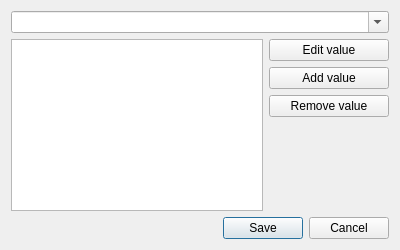
Before: the Qt Designer form ui/edittagdialog.ui in metabrainz/picard, drawn with Qt 5.
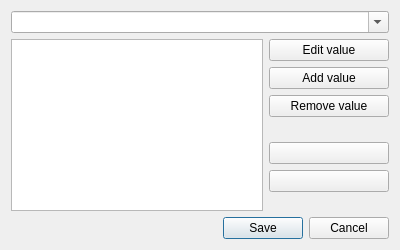
After: the same form once the commit is applied. Icons and pictures are not drawn.

Commit message: PICARD-1684: Allow reordering tag values in tag editor

Patch:
```diff
--- a/ui/edittagdialog.ui
+++ b/ui/edittagdialog.ui
@@ -113,6 +113,54 @@
          </property>
         </widget>
        </item>
+       <item>
+        <spacer name="verticalSpacer_2">
+         <property name="orientation">
+          <enum>Qt::Vertical</enum>
+         </property>
+         <property name="sizeType">
+          <enum>QSizePolicy::Maximum</enum>
+         </property>
+         <property name="sizeHint" stdset="0">
+          <size>
+           <width>20</width>
+           <height>40</height>
+          </size>
+         </property>
+        </spacer>
+       </item>
+       <item>
+        <widget class="QPushButton" name="move_value_up">
+         <property name="toolTip">
+          <string>Move selected value up</string>
+         </property>
+         <property name="accessibleDescription">
+          <string>Move selected value up</string>
+         </property>
+         <property name="text">
+          <string/>
+         </property>
+         <property name="icon">
+          <iconset theme=":/images/16x16/go-up.png"/>
+         </property>
+        </widget>
+       </item>
+       <item>
+        <widget class="QPushButton" name="move_value_down">
+         <property name="toolTip">
+          <string>Move selected value down</string>
+         </property>
+         <property name="accessibleDescription">
+          <string>Move selected value down</string>
+         </property>
+         <property name="text">
+          <string/>
+         </property>
+         <property name="icon">
+          <iconset theme=":/images/16x16/go-down.png"/>
+         </property>
+        </widget>
+       </item>
        <item>
         <spacer name="verticalSpacer">
          <property name="orientation">
```
Left out of the diff: 145 changed lines with no effect on the pictures. The commit also changes 2 other files.
